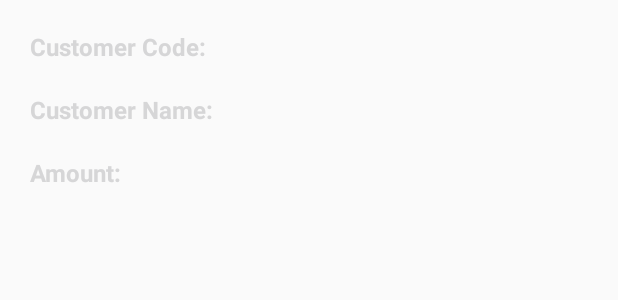
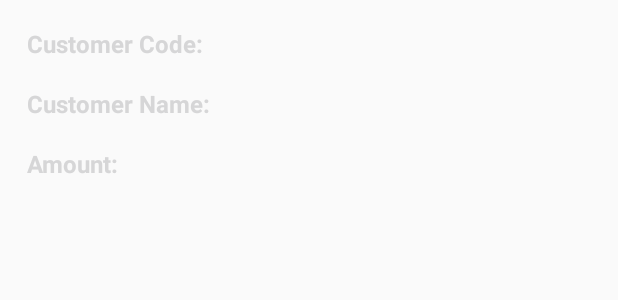
Before and after one commit to adarshcoool/CBS_AssignmentApp, an Android app: the layout activity_customer_outstanding_adapter.xml on its own in the app's theme, with its tools: preview values and no code run, on a phone screen of 412 x 824 dp. Shown: the top 300 px of the screen. Run offline under Robolectric (Android 15) with nearby library versions, the phone set to English and light mode, and no system bars.

Commit message:
Commited on 24Sept, 2018 (05:30PM)

```diff
--- a/app/src/main/AndroidManifest.xml
+++ b/app/src/main/AndroidManifest.xml
@@ -29,7 +29,6 @@
         <activity android:name=".Activities.MainActivity" />
         <activity android:name=".Adapters.CustomerOutstandingAdapter" />
         <activity android:name=".CommonClass.Report" />
-        <activity android:name=".LeaveActivity" />
         <activity android:name=".CommonClass.LeaveActivity" />
         <activity android:name=".CommonClass.Transaction" />
         <activity android:name=".Adapters.TransactionAdapter"></activity>
--- a/app/src/main/res/layout/activity_customer_outstanding_adapter.xml
+++ b/app/src/main/res/layout/activity_customer_outstanding_adapter.xml
@@ -4,7 +4,7 @@
     android:layout_width="match_parent"
     android:layout_height="match_parent"
     android:orientation="vertical"
-    android:padding="20dp"
+    android:padding="18dp"
     tools:context=".Adapters.CustomerOutstandingAdapter">
 
     <LinearLayout
@@ -34,15 +34,14 @@
                 android:layout_gravity="left"
                 android:layout_weight="1"
                 android:textColor="#000000"
-                android:textSize="16sp"
-                android:textStyle="bold" />
+                android:textSize="16sp" />
 
         </LinearLayout>
 
         <LinearLayout
             android:layout_width="match_parent"
             android:layout_height="wrap_content"
-            android:layout_marginTop="20dp"
+            android:layout_marginTop="18dp"
             android:orientation="horizontal">
 
             <TextView
@@ -52,7 +51,7 @@
                 android:gravity="left"
                 android:text="Customer Name:"
                 android:textColor="@color/colorPrimaryDark"
-                android:textSize="16dp"
+                android:textSize="16sp"
                 android:textStyle="bold" />
 
             <TextView
@@ -62,8 +61,7 @@
                 android:layout_gravity="left"
                 android:layout_weight="1"
                 android:textColor="#000000"
-                android:textSize="16sp"
-                android:textStyle="bold" />
+                android:textSize="16sp" />
 
 
         </LinearLayout>
@@ -72,7 +70,7 @@
         <LinearLayout
             android:layout_width="match_parent"
             android:layout_height="wrap_content"
-            android:layout_marginTop="20dp"
+            android:layout_marginTop="18dp"
             android:orientation="horizontal">
 
 
@@ -83,7 +81,7 @@
                 android:gravity="left"
                 android:text="Amount:"
                 android:textColor="@color/colorPrimaryDark"
-                android:textSize="16dp"
+                android:textSize="16sp"
                 android:textStyle="bold" />
 
             <TextView
@@ -93,8 +91,7 @@
                 android:layout_gravity="left"
                 android:layout_weight="1"
                 android:textColor="#000000"
-                android:textSize="16sp"
-                android:textStyle="bold" />
+                android:textSize="16sp" />
         </LinearLayout>
     </LinearLayout>
 </LinearLayout>
--- a/app/src/main/res/layout/activity_dashboard.xml
+++ b/app/src/main/res/layout/activity_dashboard.xml
@@ -56,7 +56,7 @@
             android:gravity="center"
             android:text="TRANSACTION"
             android:textColor="#000000"
-            android:textSize="20sp"
+            android:textSize="16sp"
             android:textStyle="bold" />
 
     </LinearLayout>
@@ -88,7 +88,7 @@
             android:gravity="center"
             android:text="REPORT"
             android:textColor="#000000"
-            android:textSize="20sp"
+            android:textSize="16sp"
             android:textStyle="bold" />
     </LinearLayout>
 </LinearLayout>
--- a/app/src/main/res/layout/activity_report.xml
+++ b/app/src/main/res/layout/activity_report.xml
@@ -48,6 +48,7 @@
             android:layout_width="wrap_content"
             android:layout_height="wrap_content"
             android:layout_gravity="center"
+            android:textSize="16sp"
             android:layout_weight="1"
             android:focusable="false"
             android:gravity="left"
```
Also changed, not shown: app/src/main/res/layout/activity_leave.xml (+16 -13 lines).
